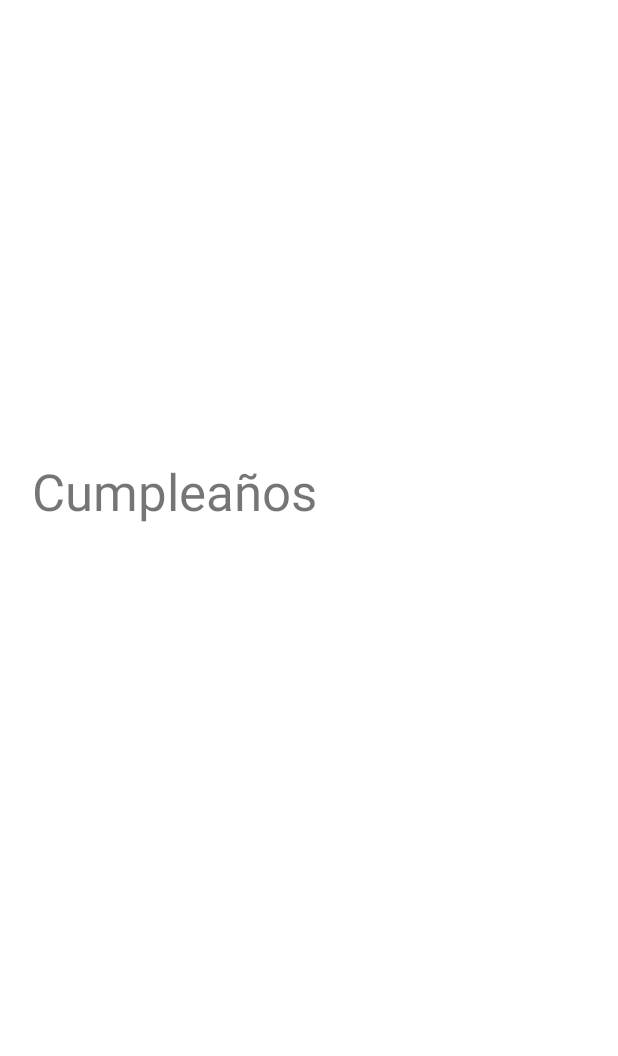
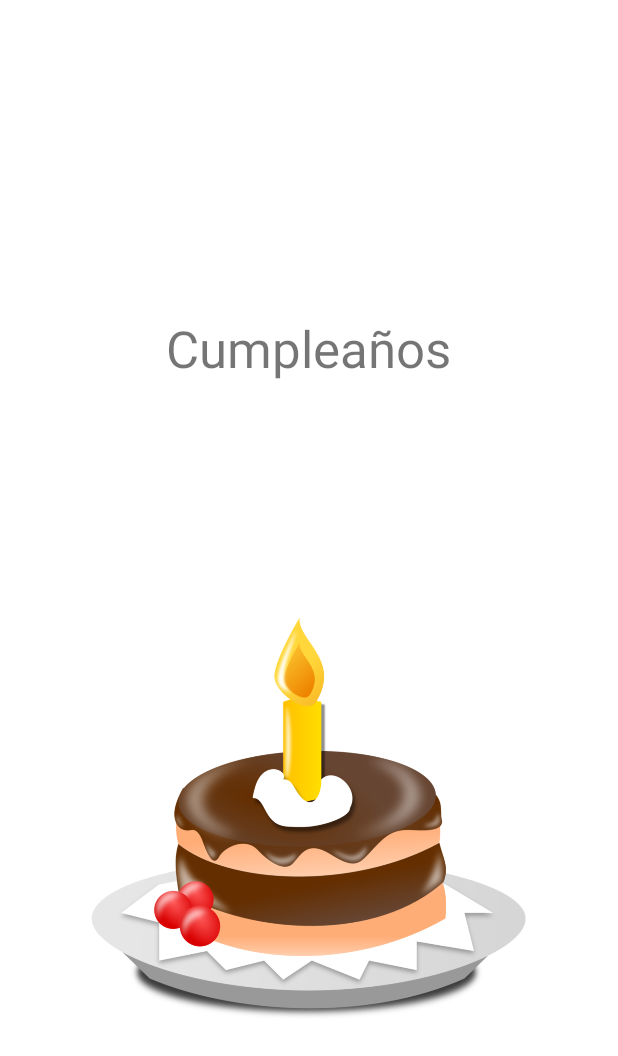
Before and after one commit to heisenferg/birthdayReminder, an Android app: the layout notificado.xml on its own in the app's theme, with its tools: preview values and no code run, on a phone screen of 412 x 824 dp. Shown: the top 1056 px of the screen. Run offline under Robolectric (Android 15) with nearby library versions, the phone set to English and light mode, and no system bars.

Commit message:
22 - TODO OK / Falta async y botón

```diff
--- a/app/src/main/res/layout/notificado.xml
+++ b/app/src/main/res/layout/notificado.xml
@@ -7,12 +7,26 @@
 
     <TextView
         android:id="@+id/textViewCumple"
-        android:layout_width="369dp"
-        android:layout_height="215dp"
+        android:layout_width="wrap_content"
+        android:layout_height="wrap_content"
         android:text="Cumpleaños"
         android:textSize="34sp"
         app:layout_constraintBottom_toBottomOf="parent"
         app:layout_constraintEnd_toEndOf="parent"
+        app:layout_constraintHorizontal_bias="0.497"
         app:layout_constraintStart_toStartOf="parent"
-        app:layout_constraintTop_toTopOf="parent" />
+        app:layout_constraintTop_toTopOf="parent"
+        app:layout_constraintVertical_bias="0.269" />
+
+    <ImageView
+        android:id="@+id/imageView"
+        android:layout_width="290dp"
+        android:layout_height="493dp"
+        android:layout_marginTop="12dp"
+        app:layout_constraintBottom_toBottomOf="parent"
+        app:layout_constraintEnd_toEndOf="parent"
+        app:layout_constraintHorizontal_bias="0.495"
+        app:layout_constraintStart_toStartOf="parent"
+        app:layout_constraintTop_toBottomOf="@+id/textViewCumple"
+        app:srcCompat="@drawable/cumple" />
 </androidx.constraintlayout.widget.ConstraintLayout>
```
